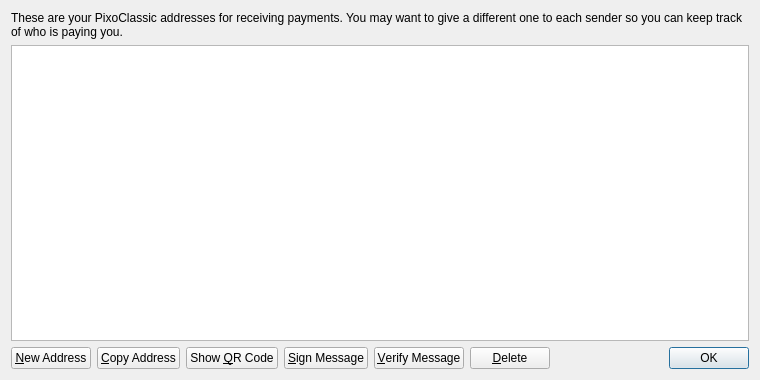
Qt form src/qt/forms/addressbookpage.ui (Pixocoin/Pixo-Cash) before a commit.
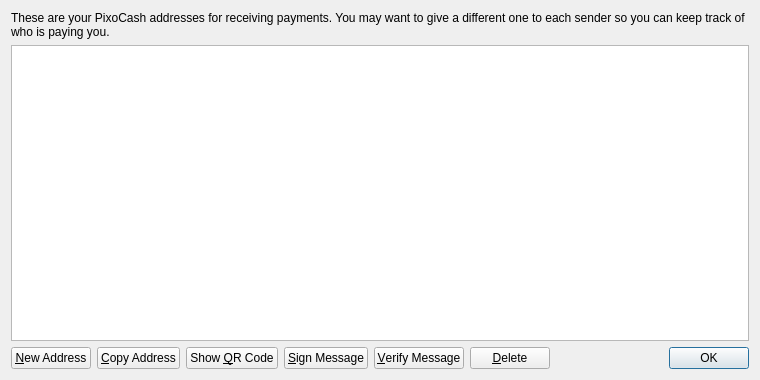
The same form after that commit. Icons and pictures are not drawn.

```diff
--- a/src/qt/forms/addressbookpage.ui
+++ b/src/qt/forms/addressbookpage.ui
@@ -17,7 +17,7 @@
    <item>
     <widget class="QLabel" name="labelExplanation">
      <property name="text">
-      <string>These are your PixoClassic addresses for receiving payments. You may want to give a different one to each sender so you can keep track of who is paying you.</string>
+      <string>These are your PixoCash addresses for receiving payments. You may want to give a different one to each sender so you can keep track of who is paying you.</string>
      </property>
      <property name="textFormat">
       <enum>Qt::PlainText</enum>
```
Left out of the diff: 4 changed lines with no effect on the pictures.
